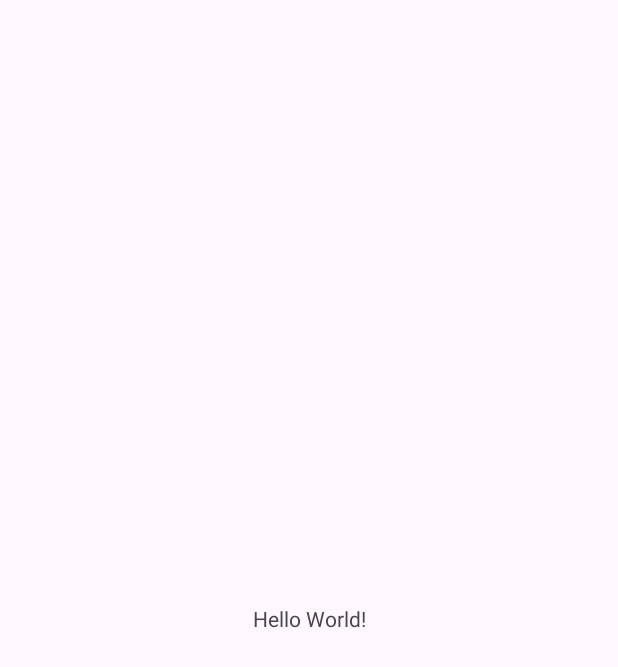
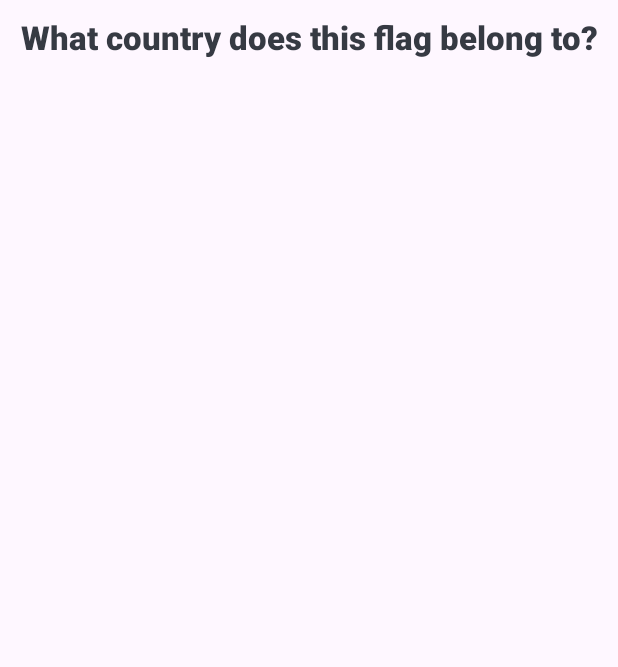
Before and after one commit to AymenHassini19/CS325-Lab8, an Android app: the screen it shows after launch (MainActivity), on a phone screen of 412 x 824 dp. Before the commit the part shown is almost empty. Shown: the top 667 px of the screen. Run offline under Robolectric (Android 15) with nearby library versions, the phone set to English and light mode, and no system bars.

Commit message:
first text view

```diff
--- a/app/src/main/java/com/example/quizzapp/MainActivity.kt
+++ b/app/src/main/java/com/example/quizzapp/MainActivity.kt
@@ -10,8 +10,8 @@ class MainActivity : AppCompatActivity() {
     override fun onCreate(savedInstanceState: Bundle?) {
         super.onCreate(savedInstanceState)
         enableEdgeToEdge()
-        setContentView(R.layout.activity_main)
-        ViewCompat.setOnApplyWindowInsetsListener(findViewById(R.id.main)) { v, insets ->
+        setContentView(R.layout.activity_quiz_questions)
+        ViewCompat.setOnApplyWindowInsetsListener(findViewById(R.id.cl_quiz_layout)) { v, insets ->
             val systemBars = insets.getInsets(WindowInsetsCompat.Type.systemBars())
             v.setPadding(systemBars.left, systemBars.top, systemBars.right, systemBars.bottom)
             insets
--- a/app/src/main/res/layout/activity_main.xml
+++ b/app/src/main/res/layout/activity_quiz_questions.xml
@@ -2,7 +2,7 @@
 <androidx.constraintlayout.widget.ConstraintLayout xmlns:android="http://schemas.android.com/apk/res/android"
     xmlns:app="http://schemas.android.com/apk/res-auto"
     xmlns:tools="http://schemas.android.com/tools"
-    android:id="@+id/main"
+    android:id="@+id/cl_quiz_layout"
     android:layout_width="match_parent"
     android:layout_height="match_parent"
     tools:context=".MainActivity">
@@ -10,8 +10,12 @@
     <TextView
         android:layout_width="wrap_content"
         android:layout_height="wrap_content"
-        android:text="Hello World!"
-        app:layout_constraintBottom_toBottomOf="parent"
+        android:fontFamily="sans-serif-black"
+        android:text="What country does this flag belong to?"
+        android:textColor="#363A43"
+        android:textSize="22sp"
+        android:layout_margin="10dp"
+        android:gravity="center"
         app:layout_constraintEnd_toEndOf="parent"
         app:layout_constraintStart_toStartOf="parent"
         app:layout_constraintTop_toTopOf="parent" />
```
